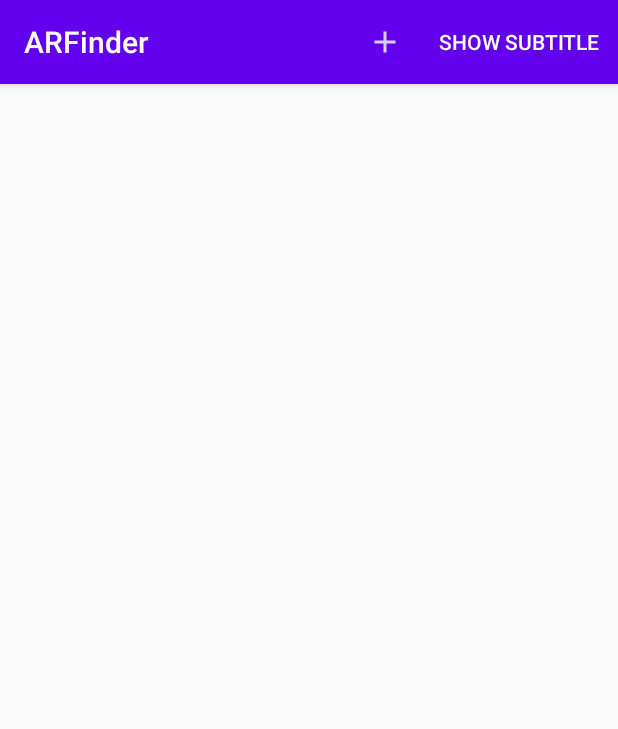
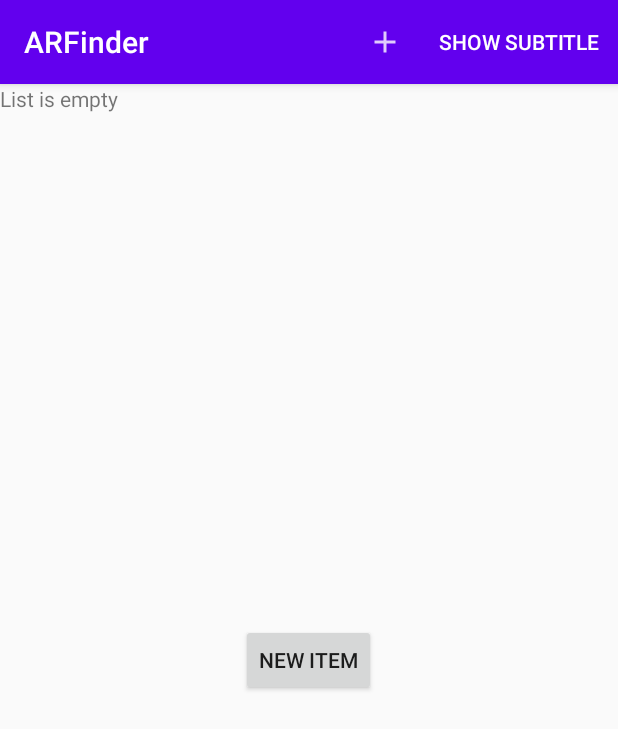
Before and after one commit to IvanNehaev/ARFinder, an Android app: the screen it shows after launch (ItemListActivity), on a phone screen of 412 x 824 dp. Shown: the top 729 px of the screen. Run offline under Robolectric (Android 15) with nearby library versions, the light colour scheme and no system bars.

Commit message:
При пустом списке появляется кнопка для добавления первого предмета (пока не исчезает и не добавляет)

```diff
--- a/app/src/main/java/com/nehaeff/arfinder/ItemListFragment.java
+++ b/app/src/main/java/com/nehaeff/arfinder/ItemListFragment.java
@@ -9,6 +9,7 @@ import android.view.MenuInflater;
 import android.view.MenuItem;
 import android.view.View;
 import android.view.ViewGroup;
+import android.widget.Button;
 import android.widget.TextView;
 
 import androidx.appcompat.app.AppCompatActivity;
@@ -26,6 +27,9 @@ public class ItemListFragment extends Fragment {
     private ItemAdapter mAdapter;
     private int itemChangePosition = 0;
     private boolean mSubtitleVisible;
+    private Button mButtonAddFirstItem;
+    private TextView mTextViewNoneItemsNotice;
+
 
     @Override
     public void onCreate(Bundle savedInstanceState) {
@@ -90,6 +94,29 @@ public class ItemListFragment extends Fragment {
         }
     }
 
+    private void updateEmptyListUI(int count) {
+
+        View view = getView();
+
+        if (view !=null) {
+            mButtonAddFirstItem = (Button) view.findViewById(R.id.button_add_first);
+            mTextViewNoneItemsNotice = (TextView) view.findViewById(R.id.textView_none_item_notice);
+        }
+
+        if (count == 0) {
+            if ( mButtonAddFirstItem != null)
+                mButtonAddFirstItem.setVisibility(View.VISIBLE);
+            if ( mTextViewNoneItemsNotice != null)
+                mTextViewNoneItemsNotice.setVisibility(View.VISIBLE);
+
+        } else {
+            if ( mButtonAddFirstItem != null)
+                mButtonAddFirstItem.setVisibility(View.INVISIBLE);
+            if ( mTextViewNoneItemsNotice != null)
+                mTextViewNoneItemsNotice.setVisibility(View.INVISIBLE);
+        }
+    }
+
     private void updateSubtitle() {
         ItemLab itemLab = ItemLab.get(getActivity());
         int itemCount = itemLab.getItems().size();
@@ -118,6 +145,8 @@ public class ItemListFragment extends Fragment {
         }
 
         updateSubtitle();
+
+        updateEmptyListUI(items.size());
     }
 
     private class ItemHolder extends RecyclerView.ViewHolder implements View.OnClickListener {
--- a/app/src/main/res/layout/activity_fragment.xml
+++ b/app/src/main/res/layout/activity_fragment.xml
@@ -2,5 +2,22 @@
 <FrameLayout xmlns:android="http://schemas.android.com/apk/res/android"
     android:id="@+id/fragmentContainer"
     android:layout_width="match_parent"
-    android:layout_height="match_parent"
-    />
+    android:layout_height="match_parent">
+
+    <TextView
+        android:id="@+id/textView_none_item_notice"
+        android:layout_width="match_parent"
+        android:layout_height="wrap_content"
+        android:text="@string/none_item_notice"
+        android:textAlignment="gravity"
+        android:layout_gravity="left"/>
+
+    <Button
+        android:id="@+id/button_add_first"
+        android:layout_width="wrap_content"
+        android:layout_height="wrap_content"
+        android:layout_gravity="center"
+        android:text="@string/new_item"
+        android:visibility="visible" />
+
+</FrameLayout>
--- a/app/src/main/res/values/strings.xml
+++ b/app/src/main/res/values/strings.xml
@@ -10,6 +10,7 @@
     <string name="hide_subtitle">Hide Subtitle</string>
     <string name="subtitle_format">%1$s items</string>
     <string name="item_delete">Delete</string>
+    <string name="none_item_notice">List is empty</string>
     <plurals name="subtitle_plural">
         <item quantity="one">%1$s item</item>
         <item quantity="other">%1$s items</item>
```
Also changed, not shown: app/src/main/res/layout/fragment_item_list.xml (line endings or trailing spaces).
